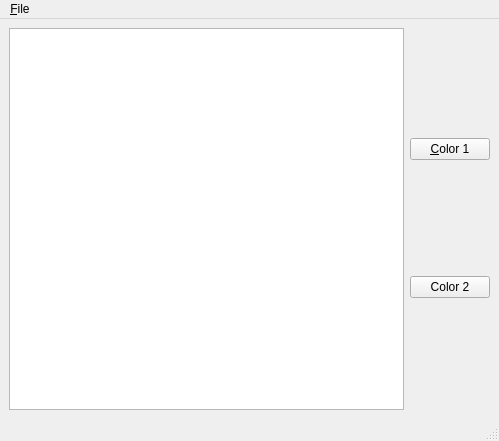
This is qmmpaper.ui in alexisrobert/qmmpaper as Qt 5 draws it before an edit. The edited form follows.
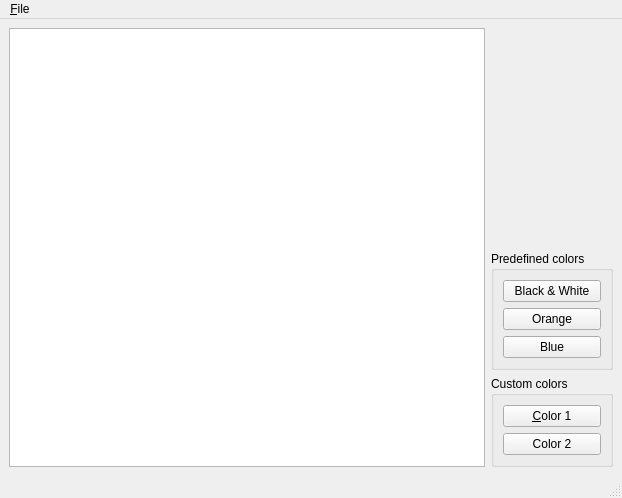
This is the edited form.

Commit message:
[hg-to-svn @ 695c50b87edf0ccc3b0641ef493fb415d4d852b6] Add predefined colors
Original author: Alexis ROBERT <alexis@fnux.org>

extra : convert_revision : svn%3A39c084ec-cf30-0410-831f-6db5eb452e64/trunk%407

Diff of the .ui file:
```diff
--- a/qmmpaper.ui
+++ b/qmmpaper.ui
@@ -5,8 +5,8 @@
    <rect>
     <x>0</x>
     <y>0</y>
-    <width>499</width>
-    <height>441</height>
+    <width>622</width>
+    <height>498</height>
    </rect>
   </property>
   <property name="windowTitle" >
@@ -20,17 +20,69 @@
     <item>
      <layout class="QVBoxLayout" >
       <item>
-       <widget class="QPushButton" name="color1button" >
-        <property name="text" >
-         <string>&amp;Color 1</string>
+       <spacer>
+        <property name="orientation" >
+         <enum>Qt::Vertical</enum>
         </property>
+        <property name="sizeHint" >
+         <size>
+          <width>20</width>
+          <height>131</height>
+         </size>
+        </property>
+       </spacer>
+      </item>
+      <item>
+       <widget class="QGroupBox" name="groupBox_2" >
+        <property name="title" >
+         <string>Predefined colors</string>
+        </property>
+        <layout class="QVBoxLayout" >
+         <item>
+          <widget class="QPushButton" name="predefined1button" >
+           <property name="text" >
+            <string>Black &amp;&amp; White</string>
+           </property>
+          </widget>
+         </item>
+         <item>
+          <widget class="QPushButton" name="predefined2button" >
+           <property name="text" >
+            <string>Orange</string>
+           </property>
+          </widget>
+         </item>
+         <item>
+          <widget class="QPushButton" name="predefined3button" >
+           <property name="text" >
+            <string>Blue</string>
+           </property>
+          </widget>
+         </item>
+        </layout>
        </widget>
       </item>
       <item>
-       <widget class="QPushButton" name="color2button" >
-        <property name="text" >
-         <string>Color 2</string>
+       <widget class="QGroupBox" name="groupBox" >
+        <property name="title" >
+         <string>Custom colors</string>
         </property>
+        <layout class="QVBoxLayout" >
+         <item>
+          <widget class="QPushButton" name="color1button" >
+           <property name="text" >
+            <string>&amp;Color 1</string>
+           </property>
+          </widget>
+         </item>
+         <item>
+          <widget class="QPushButton" name="color2button" >
+           <property name="text" >
+            <string>Color 2</string>
+           </property>
+          </widget>
+         </item>
+        </layout>
        </widget>
       </item>
      </layout>
@@ -42,7 +94,7 @@
     <rect>
      <x>0</x>
      <y>0</y>
-     <width>499</width>
+     <width>622</width>
      <height>22</height>
     </rect>
    </property>
```
The commit also changes 3 other files.
